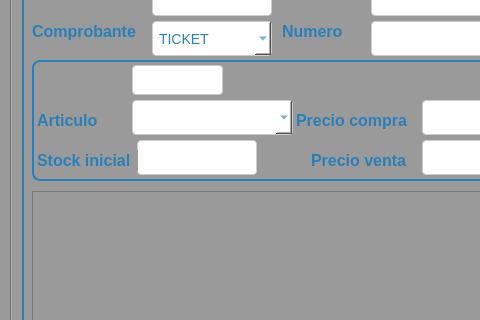
The window that Sistema de ventas/ui/FrmIngreso.ui (CodeDrTech/DevelopPython) describes before a commit, drawn with Qt 5; both pictures show x 0 to 480 and y 130 to 450 of the 858 by 625 pixel window.
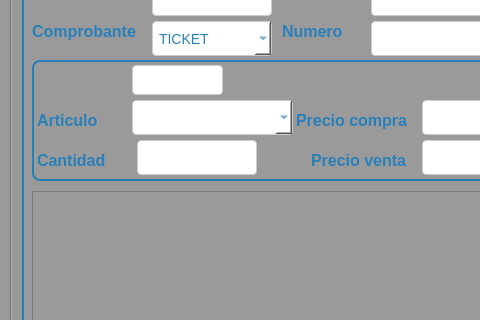
The same window after the commit. The open tabs and pages were chosen to show the change.

```diff
--- a/Sistema de ventas/ui/FrmIngreso.ui
+++ b/Sistema de ventas/ui/FrmIngreso.ui
@@ -1617,7 +1617,7 @@
          <rect>
           <x>5</x>
           <y>90</y>
-          <width>101</width>
+          <width>81</width>
           <height>21</height>
          </rect>
         </property>
@@ -1633,7 +1633,7 @@
 }</string>
         </property>
         <property name="text">
-         <string>Stock inicial</string>
+         <string>Cantidad</string>
         </property>
        </widget>
        <widget class="QPushButton" name="btnAgregar">
```
Left out of the diff: 2 changed lines with no effect on the pictures.
